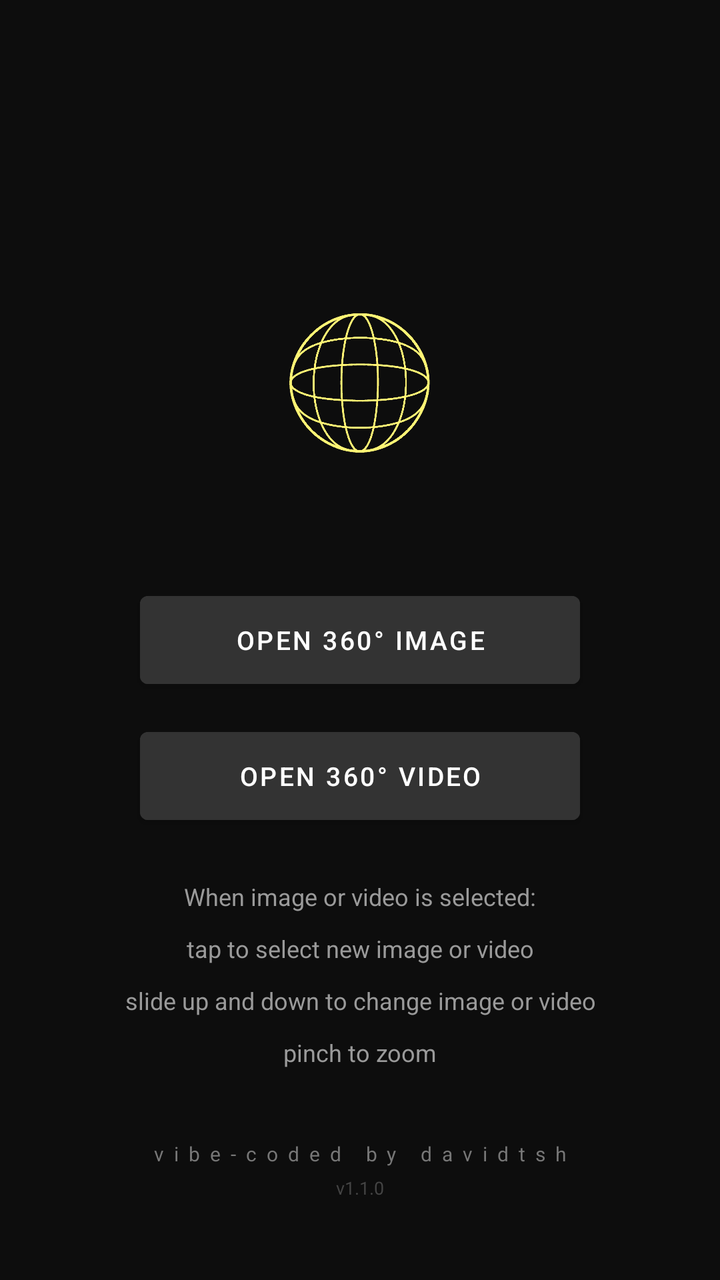
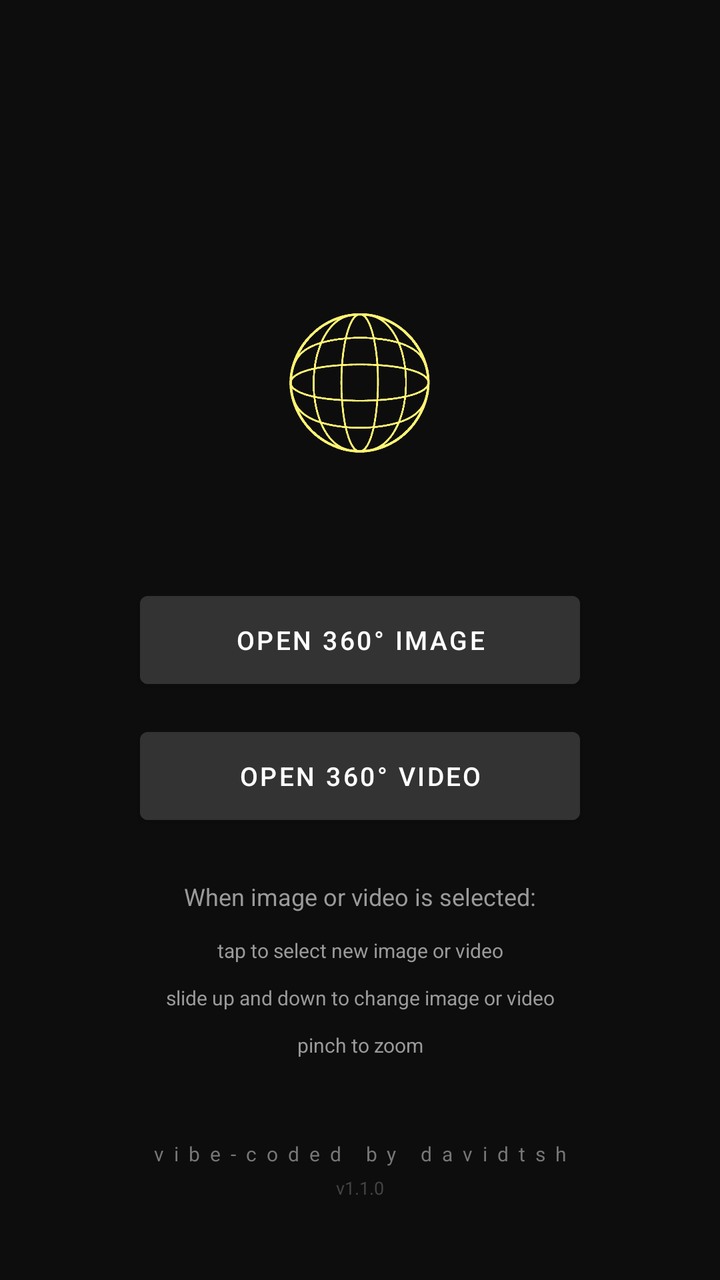

Compare the two renders of this Android layout. The source of the first and the diff that turns it into the second are given below.
<!-- AndroidManifest.xml: application theme Theme.XReal360Viewer -->
<!-- res/layout/activity_main.xml -->
<?xml version="1.0" encoding="utf-8"?>
<androidx.constraintlayout.widget.ConstraintLayout
    xmlns:android="http://schemas.android.com/apk/res/android"
    xmlns:app="http://schemas.android.com/apk/res-auto"
    xmlns:tools="http://schemas.android.com/tools"
    android:layout_width="match_parent"
    android:layout_height="match_parent"
    android:background="#0D0D0D">

    <ImageView
        android:id="@+id/imgSphereLogo"
        android:layout_width="140dp"
        android:layout_height="140dp"
        android:layout_marginBottom="28dp"
        android:contentDescription="@string/app_name"
        android:scaleType="fitCenter"
        android:src="@drawable/ic_launcher_foreground"
        app:layout_constraintBottom_toTopOf="@id/btnPickImage"
        app:layout_constraintEnd_toEndOf="parent"
        app:layout_constraintStart_toStartOf="parent" />

    <Button
        android:id="@+id/btnPickImage"
        android:layout_width="220dp"
        android:layout_height="56dp"
        android:text="Open 360° Image"
        android:textSize="13sp"
        android:backgroundTint="#333333"
        app:layout_constraintTop_toTopOf="parent"
        app:layout_constraintBottom_toBottomOf="parent"
        app:layout_constraintStart_toStartOf="parent"
        app:layout_constraintEnd_toEndOf="parent"/>

    <Button
        android:id="@+id/btnPickVideo"
        android:layout_width="220dp"
        android:layout_height="56dp"
        android:layout_marginTop="12dp"
        android:text="Open 360° Video"
        android:textSize="13sp"
        android:backgroundTint="#333333"
        app:layout_constraintTop_toBottomOf="@id/btnPickImage"
        app:layout_constraintStart_toStartOf="parent"
        app:layout_constraintEnd_toEndOf="parent"/>

    <TextView
        android:id="@+id/tvInstructions"
        android:layout_width="0dp"
        android:layout_height="wrap_content"
        android:layout_marginStart="32dp"
        android:layout_marginTop="24dp"
        android:layout_marginEnd="32dp"
        android:gravity="center"
        android:lineSpacingExtra="12dp"
        android:text="When image or video is selected:&#10;tap to select new image or video&#10;slide up and down to change image or video&#10;pinch to zoom"
        android:textColor="#9A9A9A"
        android:textSize="12sp"
        app:layout_constraintEnd_toEndOf="parent"
        app:layout_constraintStart_toStartOf="parent"
        app:layout_constraintTop_toBottomOf="@id/btnPickVideo" />

    <TextView
        android:id="@+id/tvCredit"
        android:layout_width="wrap_content"
        android:layout_height="wrap_content"
        android:layout_marginBottom="4dp"
        android:text="vibe-coded by davidtsh"
        android:textColor="#777777"
        android:textSize="10sp"
        android:letterSpacing="0.5"
        app:layout_constraintBottom_toTopOf="@id/tvVersion"
        app:layout_constraintEnd_toEndOf="parent"
        app:layout_constraintStart_toStartOf="parent" />

    <TextView
        android:id="@+id/tvVersion"
        android:layout_width="wrap_content"
        android:layout_height="wrap_content"
        android:layout_marginBottom="40dp"
        android:text="v1.1.0"
        android:textColor="#444444"
        android:textSize="9sp"
        app:layout_constraintBottom_toBottomOf="parent"
        app:layout_constraintEnd_toEndOf="parent"
        app:layout_constraintStart_toStartOf="parent" />

</androidx.constraintlayout.widget.ConstraintLayout>
<!-- resources referenced by this layout -->
<resources>
  <!-- drawable ic_launcher_foreground: png bitmap (drawable, 100624 bytes) -->
  <string name="app_name">XREAL 360° Viewer</string>
  <style name="Theme.XReal360Viewer" parent="Theme.MaterialComponents.DayNight.NoActionBar">
          <item name="colorPrimary">#1A73E8</item>
          <item name="colorPrimaryVariant">#1557B0</item>
          <item name="colorOnPrimary">#FFFFFF</item>
          <item name="android:windowBackground">#000000</item>
          <item name="android:windowSplashScreenBackground">#000000</item>
          <item name="android:windowSplashScreenAnimatedIcon">@drawable/transparent</item>
      </style>
  <!-- drawable transparent (drawable) -->
  <?xml version="1.0" encoding="utf-8"?>
  <shape xmlns:android="http://schemas.android.com/apk/res/android">
      <solid android:color="@android:color/transparent" />
  </shape>
</resources>

<!-- the commit's change to res/layout/activity_main.xml (unified diff, before → after) -->
@@ -44,20 +44,35 @@
         app:layout_constraintEnd_toEndOf="parent"/>
 
     <TextView
-        android:id="@+id/tvInstructions"
+        android:id="@+id/tvInstructionsHeader"
         android:layout_width="0dp"
         android:layout_height="wrap_content"
         android:layout_marginStart="32dp"
         android:layout_marginTop="24dp"
         android:layout_marginEnd="32dp"
         android:gravity="center"
-        android:lineSpacingExtra="12dp"
-        android:text="When image or video is selected:&#10;tap to select new image or video&#10;slide up and down to change image or video&#10;pinch to zoom"
+        android:text="When image or video is selected:"
         android:textColor="#9A9A9A"
         android:textSize="12sp"
         app:layout_constraintEnd_toEndOf="parent"
         app:layout_constraintStart_toStartOf="parent"
         app:layout_constraintTop_toBottomOf="@id/btnPickVideo" />
+
+    <TextView
+        android:id="@+id/tvInstructions"
+        android:layout_width="0dp"
+        android:layout_height="wrap_content"
+        android:layout_marginStart="32dp"
+        android:layout_marginTop="12dp"
+        android:layout_marginEnd="32dp"
+        android:gravity="center"
+        android:lineSpacingExtra="12dp"
+        android:text="tap to select new image or video&#10;slide up and down to change image or video&#10;pinch to zoom"
+        android:textColor="#9A9A9A"
+        android:textSize="10sp"
+        app:layout_constraintEnd_toEndOf="parent"
+        app:layout_constraintStart_toStartOf="parent"
+        app:layout_constraintTop_toBottomOf="@id/tvInstructionsHeader" />
 
     <TextView
         android:id="@+id/tvCredit"
